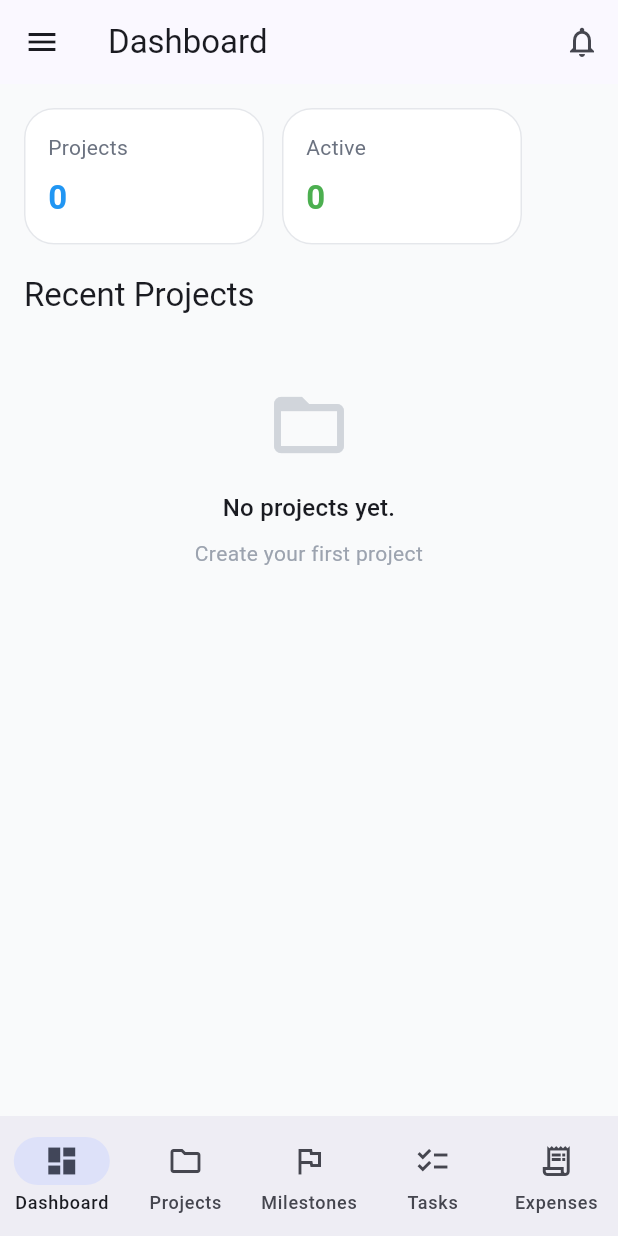
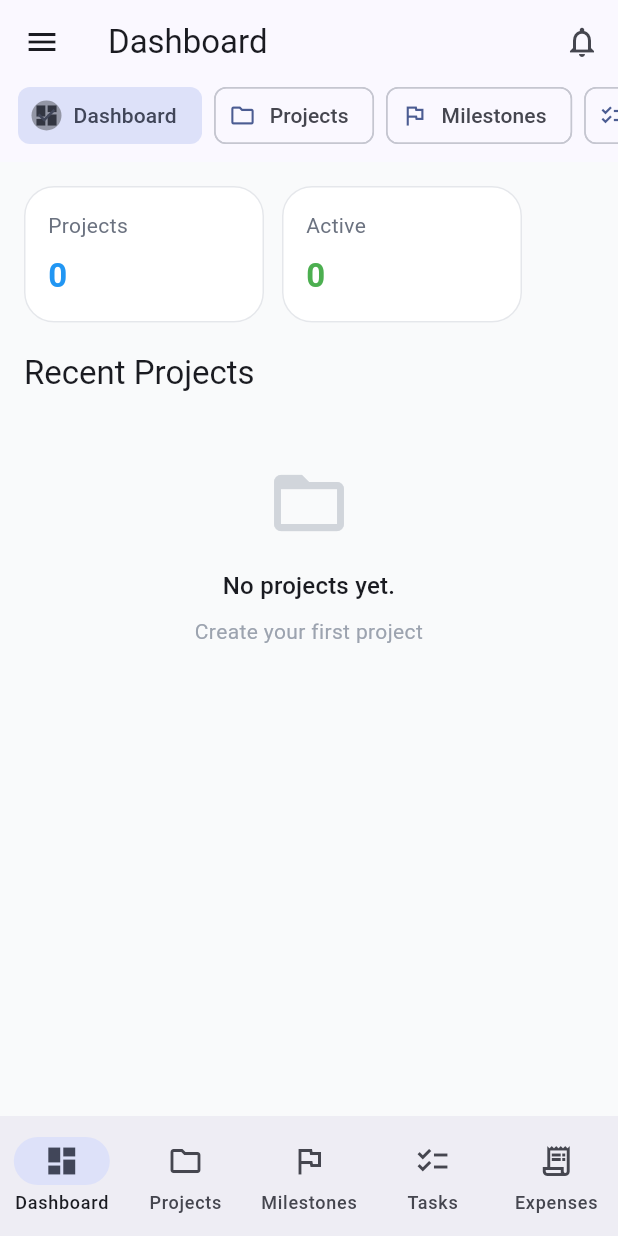
Before and after one commit to malangwa/project-milestone, a Flutter app: the HomeShell screen opened by its route, on a phone screen of 412 x 824 dp. Run offline on Flutter 3.47's test engine with Material 3 defaults, Android fonts, the phone set to English and light mode, and no system bars; our stand-ins replace dio, file_picker, flutter_secure_storage; accounts and stored records are empty; network calls fail.

Commit message:
fix: expose mobile sections in home shell
Add a visible horizontal section switcher so users can access all app areas without relying on the drawer alone.

Made-with: Cursor

```diff
--- a/mobile/lib/presentation/widgets/home_shell.dart
+++ b/mobile/lib/presentation/widgets/home_shell.dart
@@ -116,6 +116,34 @@ class _HomeShellState extends State<HomeShell> {
     return Scaffold(
       appBar: AppBar(
         title: Text(destinations[_currentIndex.clamp(0, destinations.length - 1)].label),
+        bottom: PreferredSize(
+          preferredSize: const Size.fromHeight(52),
+          child: SizedBox(
+            height: 52,
+            child: ListView.separated(
+              padding: const EdgeInsets.fromLTRB(12, 0, 12, 10),
+              scrollDirection: Axis.horizontal,
+              itemBuilder: (context, index) {
+                final item = destinations[index];
+                final selected = _currentIndex == index;
+                return ChoiceChip(
+                  label: Text(item.label),
+                  selected: selected,
+                  avatar: Icon(
+                    selected ? item.selectedIcon : item.icon,
+                    size: 18,
+                  ),
+                  onSelected: (_) {
+                    _cachedPages.remove(index);
+                    setState(() => _currentIndex = index);
+                  },
+                );
+              },
+              separatorBuilder: (context, index) => const SizedBox(width: 8),
+              itemCount: destinations.length,
+            ),
+          ),
+        ),
         actions: [
           IconButton(
             icon: const Icon(Icons.notifications_outlined),
```
